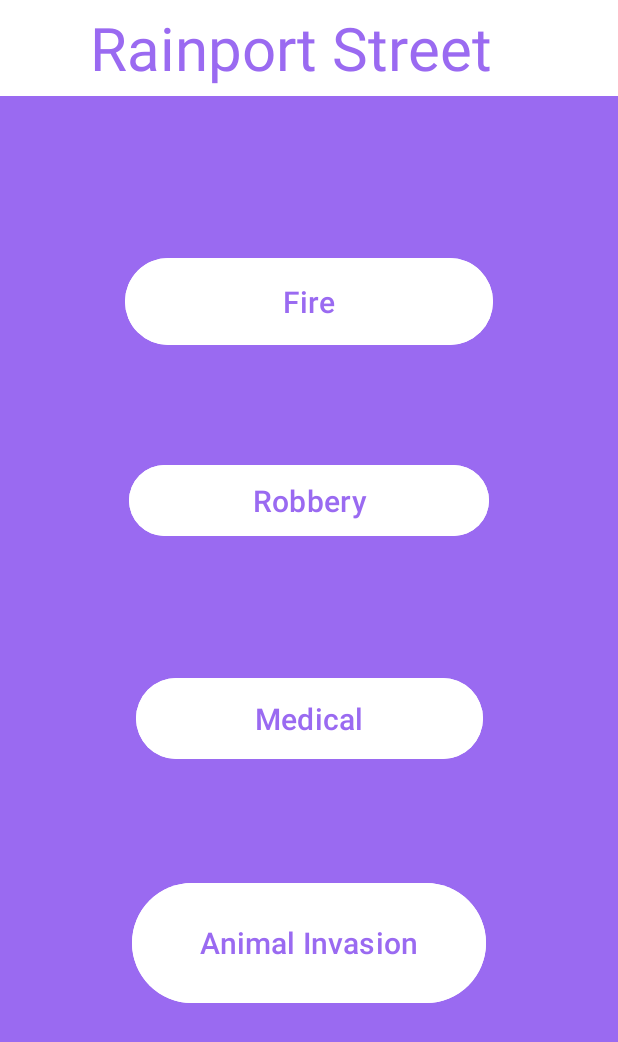
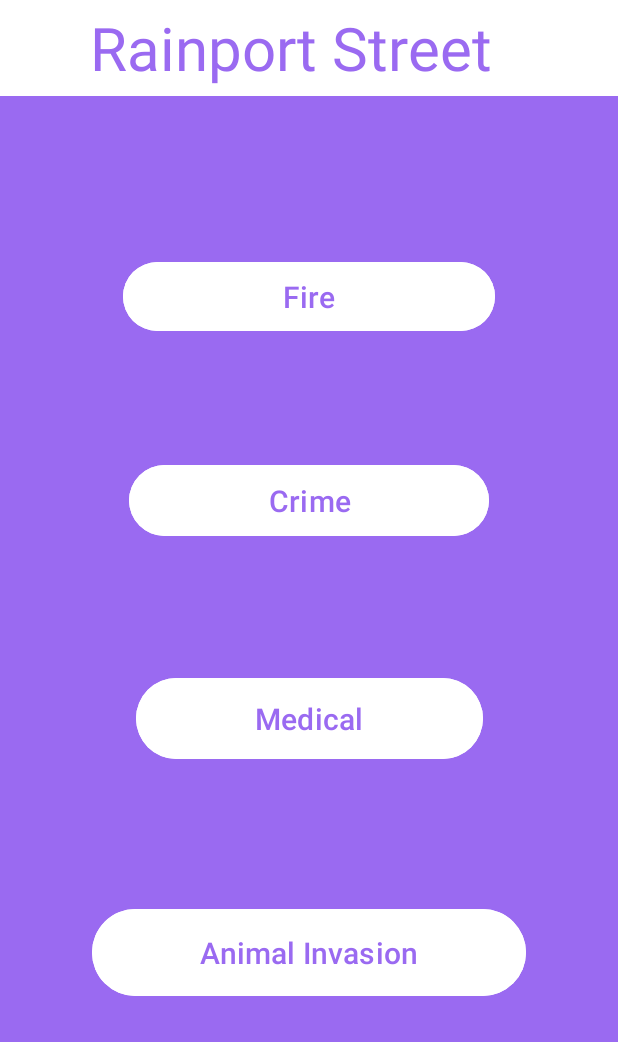
Before and after one commit to KabuboGrace/Westwell-Manor, an Android app: the RPsecure screen opened directly, with no data from a screen before it, on a phone screen of 412 x 824 dp. Shown: the top 1042 px of the screen. Run offline under Robolectric (Android 15) with nearby library versions, the phone set to English and light mode, and no system bars.

Commit message:
initial commit

```diff
--- a/app/src/main/java/com/example/westwellmanor/Arobb.kt
+++ b/app/src/main/java/com/example/westwellmanor/Arobb.kt
@@ -12,8 +12,8 @@ class Arobb : AppCompatActivity() {
     override fun onCreate(savedInstanceState: Bundle?) {
         super.onCreate(savedInstanceState)
         setContentView(R.layout.activity_arobb)
-        call = findViewById(R.id.btncall)
-        sms = findViewById(R.id.btnsms)
+        call = findViewById(R.id.btncallA)
+        sms = findViewById(R.id.btnsmsA)
 
         //call
         call.setOnClickListener {
--- a/app/src/main/java/com/example/westwellmanor/Lrob.kt
+++ b/app/src/main/java/com/example/westwellmanor/Lrob.kt
@@ -15,8 +15,8 @@ class Lrob : AppCompatActivity() {
         super.onCreate(savedInstanceState)
         setContentView(R.layout.activity_lrob)
 
-        call = findViewById(R.id.btncall)
-        sms = findViewById(R.id.btnsms)
+        call = findViewById(R.id.btncallL)
+        sms = findViewById(R.id.btnsmsL)
 
         //call
         call.setOnClickListener {
--- a/app/src/main/java/com/example/westwellmanor/Rrob.kt
+++ b/app/src/main/java/com/example/westwellmanor/Rrob.kt
@@ -14,8 +14,8 @@ class Rrob : AppCompatActivity() {
     override fun onCreate(savedInstanceState: Bundle?) {
         super.onCreate(savedInstanceState)
         setContentView(R.layout.activity_rrob)
-        call = findViewById(R.id.btncall)
-        sms = findViewById(R.id.btnsms)
+        call = findViewById(R.id.btncallR)
+        sms = findViewById(R.id.btnsmsR)
 
         //call
         call.setOnClickListener {
--- a/app/src/main/res/layout/activity_arobb.xml
+++ b/app/src/main/res/layout/activity_arobb.xml
@@ -37,7 +37,7 @@
         app:layout_constraintVertical_bias="0.241" />
 
     <Button
-        android:id="@+id/btncall"
+        android:id="@+id/btncallA"
         android:layout_width="wrap_content"
         android:layout_height="wrap_content"
         android:backgroundTint="@color/white"
@@ -66,7 +66,7 @@
         app:layout_constraintVertical_bias="0.441" />
 
     <Button
-        android:id="@+id/btnsms"
+        android:id="@+id/btnsmsA"
         android:layout_width="wrap_content"
         android:layout_height="wrap_content"
         android:backgroundTint="@color/white"
--- a/app/src/main/res/layout/activity_lmsecure.xml
+++ b/app/src/main/res/layout/activity_lmsecure.xml
@@ -8,7 +8,6 @@
     tools:context=".LMsecure">
 
     <include
-        android:id="@+id/include3"
         layout="@layout/toolbar3" />
 
 
--- a/app/src/main/res/layout/activity_lrob.xml
+++ b/app/src/main/res/layout/activity_lrob.xml
@@ -38,7 +38,7 @@
         app:layout_constraintVertical_bias="0.241" />
 
     <Button
-        android:id="@+id/btncall"
+        android:id="@+id/btncallL"
         android:layout_width="wrap_content"
         android:layout_height="wrap_content"
         android:backgroundTint="@color/white"
@@ -67,7 +67,7 @@
         app:layout_constraintVertical_bias="0.441" />
 
     <Button
-        android:id="@+id/btnsms"
+        android:id="@+id/btnsmsL"
         android:layout_width="wrap_content"
         android:layout_height="wrap_content"
         android:backgroundTint="@color/white"
--- a/app/src/main/res/layout/activity_rpsecure.xml
+++ b/app/src/main/res/layout/activity_rpsecure.xml
@@ -7,13 +7,12 @@
     android:background="#9A6AF1"
     tools:context=".RPsecure">
     <include
-        android:id="@+id/include4"
         layout="@layout/toolbar4" />
 
     <Button
         android:id="@+id/btnfire"
-        android:layout_width="245dp"
-        android:layout_height="66dp"
+        android:layout_width="248dp"
+        android:layout_height="54dp"
         android:backgroundTint="@color/white"
         android:text="Fire"
         android:textColor="#9A6AF1"
@@ -29,7 +28,7 @@
         android:layout_width="240dp"
         android:layout_height="55dp"
         android:backgroundTint="@color/white"
-        android:text="Robbery"
+        android:text="Crime"
         android:textColor="#9A6AF1"
         android:textSize="20dp"
         app:layout_constraintBottom_toBottomOf="parent"
@@ -40,8 +39,8 @@
 
     <Button
         android:id="@+id/btnanimal"
-        android:layout_width="236dp"
-        android:layout_height="88dp"
+        android:layout_width="289dp"
+        android:layout_height="66dp"
         android:backgroundTint="@color/white"
         android:text="Animal Invasion"
         android:textColor="#9A6AF1"
--- a/app/src/main/res/layout/activity_rrob.xml
+++ b/app/src/main/res/layout/activity_rrob.xml
@@ -38,7 +38,7 @@
         app:layout_constraintVertical_bias="0.241" />
 
     <Button
-        android:id="@+id/btncall"
+        android:id="@+id/btncallR"
         android:layout_width="wrap_content"
         android:layout_height="wrap_content"
         android:backgroundTint="@color/white"
@@ -67,7 +67,7 @@
         app:layout_constraintVertical_bias="0.441" />
 
     <Button
-        android:id="@+id/btnsms"
+        android:id="@+id/btnsmsR"
         android:layout_width="wrap_content"
         android:layout_height="wrap_content"
         android:backgroundTint="@color/white"
--- a/app/src/main/res/layout/medical.xml
+++ b/app/src/main/res/layout/medical.xml
@@ -9,7 +9,7 @@
     <TextView
         android:text="Westwell Hospital"
         android:textSize="30dp"
-        android:paddingLeft="20dp"
+        android:paddingLeft="30dp"
         android:layout_marginStart="30dp"
         android:textColor="#9A6AF1"
         android:layout_width="wrap_content"
```
